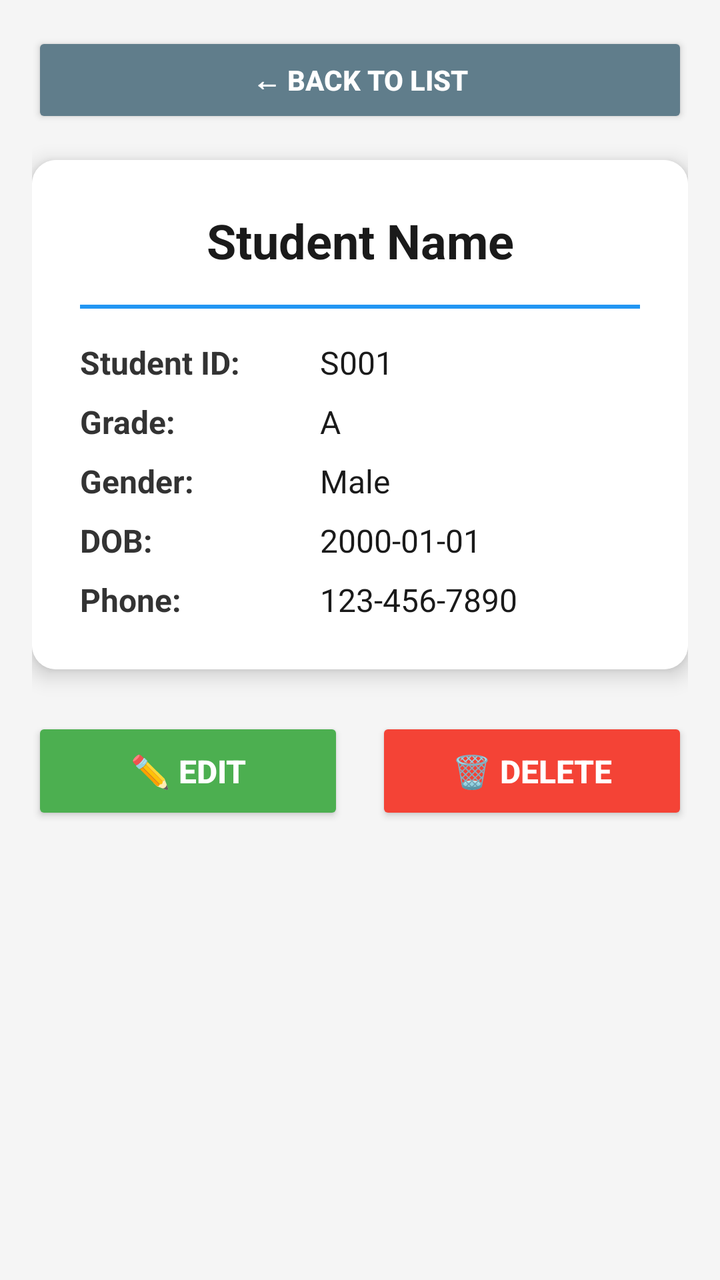
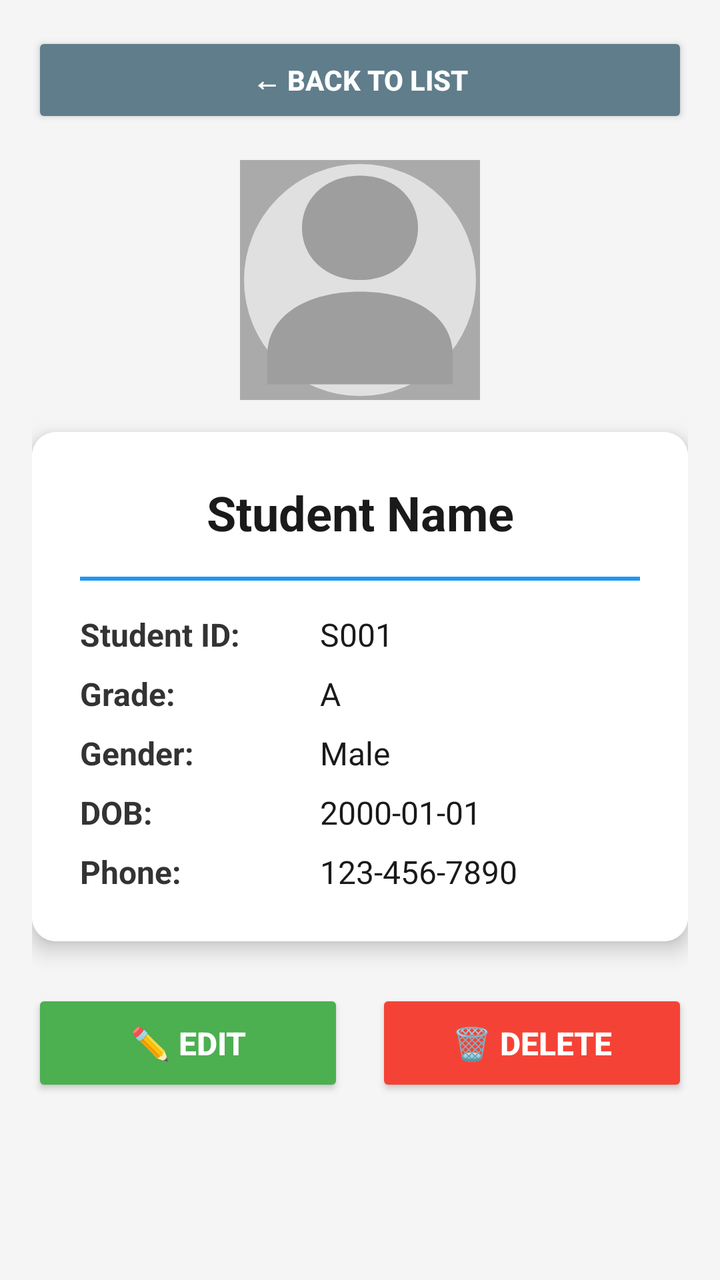

An Android layout rendered at two revisions. The XML below is the earlier revision; the diff shows what the commit changed to produce the second picture.
<!-- AndroidManifest.xml: application theme Theme.AppCompat.Light.DarkActionBar -->
<!-- res/layout/activity_student_details.xml -->
<?xml version="1.0" encoding="utf-8"?>
<LinearLayout xmlns:android="http://schemas.android.com/apk/res/android"
    xmlns:app="http://schemas.android.com/apk/res-auto"
    android:layout_width="match_parent"
    android:layout_height="match_parent"
    android:orientation="vertical"
    android:padding="16dp"
    android:background="#F5F5F5">

    
    <Button
        android:id="@+id/btnBack"
        android:layout_width="match_parent"
        android:layout_height="wrap_content"
        android:text="← BACK TO LIST"
        android:textSize="14sp"
        android:textStyle="bold"
        android:textColor="@android:color/white"
        android:backgroundTint="#607D8B"
        android:layout_marginBottom="16dp"
        android:padding="12dp" />

    
    <androidx.cardview.widget.CardView
        android:layout_width="match_parent"
        android:layout_height="wrap_content"
        app:cardCornerRadius="12dp"
        app:cardElevation="6dp"
        android:layout_marginBottom="16dp">

        <LinearLayout
            android:layout_width="match_parent"
            android:layout_height="wrap_content"
            android:orientation="vertical"
            android:padding="24dp"
            android:background="@android:color/white">

            <TextView
                android:id="@+id/tvFullName"
                android:layout_width="match_parent"
                android:layout_height="wrap_content"
                android:text="Student Name"
                android:textSize="24sp"
                android:textStyle="bold"
                android:textColor="#1A1A1A"
                android:gravity="center"
                android:layout_marginBottom="16dp" />

            <View
                android:layout_width="match_parent"
                android:layout_height="2dp"
                android:background="@color/colorPrimary"
                android:layout_marginBottom="16dp" />

            <LinearLayout
                android:layout_width="match_parent"
                android:layout_height="wrap_content"
                android:orientation="horizontal"
                android:layout_marginBottom="8dp">

                <TextView
                    android:layout_width="120dp"
                    android:layout_height="wrap_content"
                    android:text="Student ID:"
                    android:textSize="16sp"
                    android:textStyle="bold"
                    android:textColor="#333333" />

                <TextView
                    android:id="@+id/tvStudentId"
                    android:layout_width="0dp"
                    android:layout_height="wrap_content"
                    android:layout_weight="1"
                    android:text="S001"
                    android:textSize="16sp"
                    android:textColor="#1A1A1A" />
            </LinearLayout>

            <LinearLayout
                android:layout_width="match_parent"
                android:layout_height="wrap_content"
                android:orientation="horizontal"
                android:layout_marginBottom="8dp">

                <TextView
                    android:layout_width="120dp"
                    android:layout_height="wrap_content"
                    android:text="Grade:"
                    android:textSize="16sp"
                    android:textStyle="bold"
                    android:textColor="#333333" />

                <TextView
                    android:id="@+id/tvGrade"
                    android:layout_width="0dp"
                    android:layout_height="wrap_content"
                    android:layout_weight="1"
                    android:text="A"
                    android:textSize="16sp"
                    android:textColor="#1A1A1A" />
            </LinearLayout>

            <LinearLayout
                android:layout_width="match_parent"
                android:layout_height="wrap_content"
                android:orientation="horizontal"
                android:layout_marginBottom="8dp">

                <TextView
                    android:layout_width="120dp"
                    android:layout_height="wrap_content"
                    android:text="Gender:"
                    android:textSize="16sp"
                    android:textStyle="bold"
                    android:textColor="#333333" />

                <TextView
                    android:id="@+id/tvGender"
                    android:layout_width="0dp"
                    android:layout_height="wrap_content"
                    android:layout_weight="1"
                    android:text="Male"
                    android:textSize="16sp"
                    android:textColor="#1A1A1A" />
            </LinearLayout>

            <LinearLayout
                android:layout_width="match_parent"
                android:layout_height="wrap_content"
                android:orientation="horizontal"
                android:layout_marginBottom="8dp">

                <TextView
                    android:layout_width="120dp"
                    android:layout_height="wrap_content"
                    android:text="DOB:"
                    android:textSize="16sp"
                    android:textStyle="bold"
                    android:textColor="#333333" />

                <TextView
                    android:id="@+id/tvDOB"
                    android:layout_width="0dp"
                    android:layout_height="wrap_content"
                    android:layout_weight="1"
                    android:text="2000-01-01"
                    android:textSize="16sp"
                    android:textColor="#1A1A1A" />
            </LinearLayout>

            <LinearLayout
                android:layout_width="match_parent"
                android:layout_height="wrap_content"
                android:orientation="horizontal">

                <TextView
                    android:layout_width="120dp"
                    android:layout_height="wrap_content"
                    android:text="Phone:"
                    android:textSize="16sp"
                    android:textStyle="bold"
                    android:textColor="#333333" />

                <TextView
                    android:id="@+id/tvPhone"
                    android:layout_width="0dp"
                    android:layout_height="wrap_content"
                    android:layout_weight="1"
                    android:text="123-456-7890"
                    android:textSize="16sp"
                    android:textColor="#1A1A1A" />
            </LinearLayout>

        </LinearLayout>
    </androidx.cardview.widget.CardView>

    
    <LinearLayout
        android:layout_width="match_parent"
        android:layout_height="wrap_content"
        android:orientation="horizontal"
        android:layout_marginTop="8dp">

        <Button
            android:id="@+id/btnEdit"
            android:layout_width="0dp"
            android:layout_height="wrap_content"
            android:layout_weight="1"
            android:text="✏️ EDIT"
            android:textSize="16sp"
            android:textStyle="bold"
            android:textColor="@android:color/white"
            android:layout_marginEnd="8dp"
            android:backgroundTint="#4CAF50"
            android:padding="16dp" />

        <Button
            android:id="@+id/btnDelete"
            android:layout_width="0dp"
            android:layout_height="wrap_content"
            android:layout_weight="1"
            android:text="🗑️ DELETE"
            android:textSize="16sp"
            android:textStyle="bold"
            android:textColor="@android:color/white"
            android:layout_marginStart="8dp"
            android:backgroundTint="#F44336"
            android:padding="16dp" />

    </LinearLayout>

</LinearLayout>
<!-- resources referenced by this layout -->
<resources>
  <color name="colorPrimary">#2196F3</color>
</resources>

<!-- the commit's change to res/layout/activity_student_details.xml (unified diff, before → after) -->
@@ -19,6 +19,18 @@
         android:backgroundTint="#607D8B"
         android:layout_marginBottom="16dp"
         android:padding="12dp" />
+
+    
+    <ImageView
+        android:id="@+id/ivStudentProfile"
+        android:layout_width="120dp"
+        android:layout_height="120dp"
+        android:src="@drawable/ic_default_profile"
+        android:scaleType="centerCrop"
+        android:layout_gravity="center"
+        android:layout_marginBottom="16dp"
+        android:background="@android:color/darker_gray"
+        android:padding="2dp" />
 
     
     <androidx.cardview.widget.CardView
<!-- resource entries referenced after the edit -->
@@ -1,5 +1,28 @@
 <!-- resources referenced by this layout -->
 <resources>
   <color name="colorPrimary">#2196F3</color>
+  <!-- drawable ic_default_profile (drawable) -->
+  <?xml version="1.0" encoding="utf-8"?>
+  <vector xmlns:android="http://schemas.android.com/apk/res/android"
+      android:width="200dp"
+      android:height="200dp"
+      android:viewportWidth="200"
+      android:viewportHeight="200">
+  
+      
+      <path
+          android:fillColor="#E0E0E0"
+          android:pathData="M100,100m-100,0a100,100 0,1 1,200 0a100,100 0,1 1,-200 0" />
+  
+      
+      <path
+          android:fillColor="#9E9E9E"
+          android:pathData="M100,100 C70,100 50,80 50,55 C50,30 70,10 100,10 C130,10 150,30 150,55 C150,80 130,100 100,100 Z" />
+  
+      <path
+          android:fillColor="#9E9E9E"
+          android:pathData="M100,110 C55,110 20,130 20,165 L20,190 L180,190 L180,165 C180,130 145,110 100,110 Z" />
+  
+  </vector>
 </resources>
 
